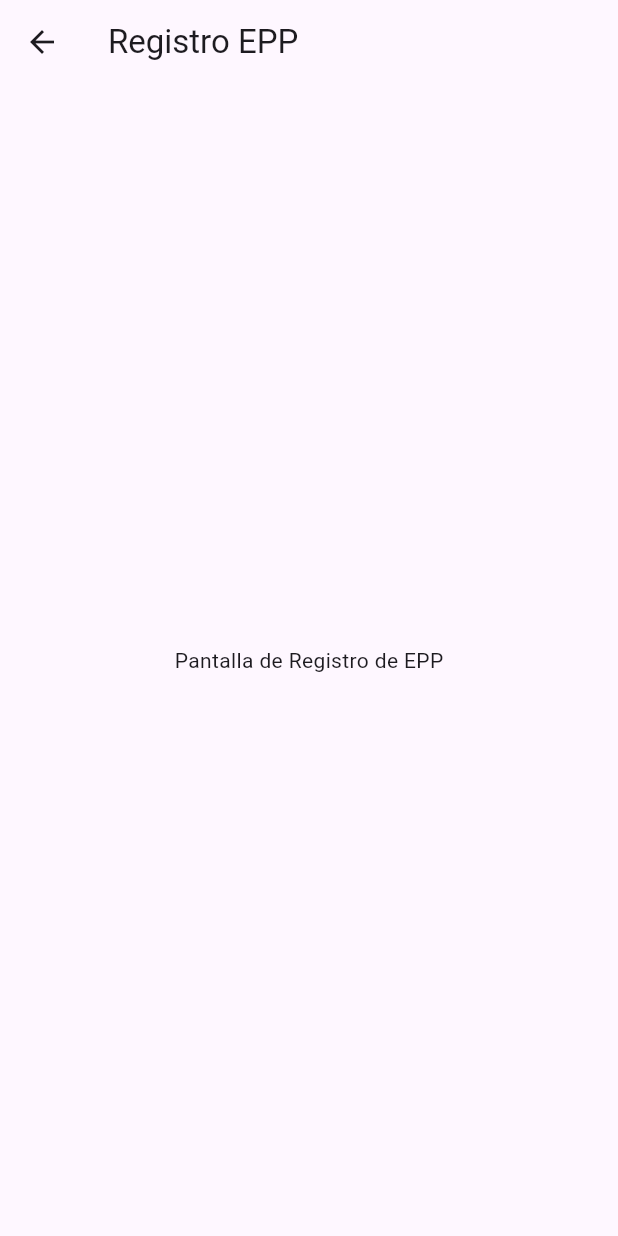
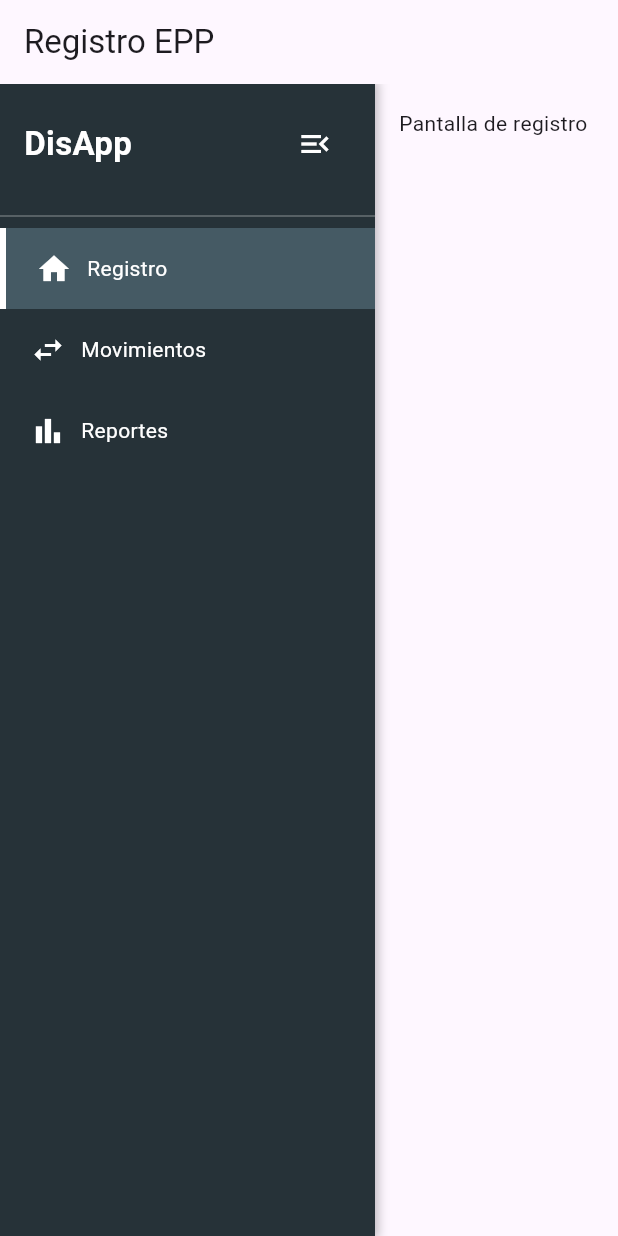
Before and after one commit to Ayron-Rojas/App_Disico, a Flutter app: the RegistroEPPPage screen opened by its route, on a phone screen of 412 x 824 dp. Run offline on Flutter 3.47's test engine with Material 3 defaults, Android fonts, the phone set to English and light mode, and no system bars; our stand-ins replace go_router, sqflite; accounts and stored records are empty.

Commit message:
correcion menu1.0

```diff
--- a/lib/pages/registro_epp_page.dart
+++ b/lib/pages/registro_epp_page.dart
@@ -1,3 +1,4 @@
+import 'package:app_disico/widgets/side_menu.dart';
 import 'package:flutter/material.dart';
 
 class RegistroEPPPage extends StatelessWidget {
@@ -7,8 +8,19 @@ class RegistroEPPPage extends StatelessWidget {
       appBar: AppBar(
         title: Text('Registro EPP'),
       ),
-      body: Center(
-        child: Text('Pantalla de Registro de EPP'),
+      body: Row(
+        children: [
+          SideMenu(),
+          Expanded(
+              child: Padding(
+            padding: const EdgeInsets.all(16.0),
+            child: ListView(
+              children: [
+                const Text('Pantalla de registro'),
+              ],
+            ),
+          )),
+        ],
       ),
     );
   }
--- a/lib/widgets/side_menu.dart
+++ b/lib/widgets/side_menu.dart
@@ -1,61 +1,104 @@
 import 'package:flutter/material.dart';
+import 'package:go_router/go_router.dart';
 
-class SideMenu extends StatelessWidget {
-  const SideMenu({Key? key}) : super(key: key);
+class SideMenu extends StatefulWidget {
+  @override
+  _SideMenuState createState() => _SideMenuState();
+}
+
+class _SideMenuState extends State<SideMenu> {
+  bool _isExpanded = true;
+
+  void _toggleMenu() {
+    setState(() {
+      _isExpanded = !_isExpanded;
+    });
+  }
 
   @override
   Widget build(BuildContext context) {
-    return Container(
-      width: 60, // Menú estrecho para mostrar solo los íconos
-      color: Colors.blue, // Puedes personalizar el color
-      child: Column(
-        mainAxisAlignment: MainAxisAlignment.start,
-        children: [
-          // Ícono para la página de inicio
-          IconButton(
-            icon: const Icon(Icons.home),
-            color: Colors.white,
-            iconSize: 24,
-            tooltip: 'Inicio',
-            onPressed: () {
-              // Navega a la ruta de inicio
-              Navigator.pushNamed(context, '/');
-            },
+    return MouseRegion(
+      onExit: (_) {
+        setState(() {
+          _isExpanded = false;
+        });
+      },
+      child: AnimatedContainer(
+        duration: Duration(milliseconds: 300),
+        width: _isExpanded ? 250 : 80,
+        decoration: BoxDecoration(
+          color: Colors.blueGrey[900],
+          boxShadow: [
+            BoxShadow(color: Colors.black26, blurRadius: 5.0, spreadRadius: 2.0),
+          ],
+        ),
+        child: Column(
+          children: [
+            // Logo
+            Padding(
+              padding: const EdgeInsets.all(16.0),
+              child: Row(
+                mainAxisAlignment: MainAxisAlignment.spaceBetween,
+                children: [
+                  _isExpanded
+                      ? Text(
+                          "DisApp",
+                          style: TextStyle(
+                            color: Colors.white,
+                            fontSize: 22,
+                            fontWeight: FontWeight.bold,
+                          ),
+                        )
+                      : Icon(Icons.menu, color: Colors.white),
+                  IconButton(
+                    icon: Icon(Icons.menu_open, color: Colors.white),
+                    onPressed: _toggleMenu,
+                  ),
+                ],
+              ),
+            ),
+            Divider(color: Colors.white30),
+            Expanded(
+              child: Column(
+                children: [
+                  _buildMenuItem(context, Icons.home, "Registro", "/registro"),
+                  _buildMenuItem(context, Icons.swap_horiz, "Movimientos", "/movimientos"),
+                  _buildMenuItem(context, Icons.bar_chart, "Reportes", "/reportes"),
+                ],
+              ),
+            ),
+          ],
+        ),
+      ),
+    );
+  }
+
+  Widget _buildMenuItem(BuildContext context, IconData icon, String label, String route) {
+    final String currentRoute = GoRouter.of(context).location;
+    final bool isActive = currentRoute == route;
+
+    return Tooltip(
+      message: _isExpanded ? "" : label,
+      child: InkWell(
+        onTap: () => context.go(route),
+        child: Container(
+          padding: EdgeInsets.symmetric(vertical: 15, horizontal: 20),
+          decoration: BoxDecoration(
+            color: isActive ? Colors.blueGrey[700] : Colors.transparent,
+            border: isActive
+                ? Border(left: BorderSide(color: Colors.white, width: 4))
+                : null,
           ),
-          const SizedBox(height: 20),
-          // Ícono para Registro EPP
-          IconButton(
-            icon: const Icon(Icons.add),
-            color: Colors.white,
-            iconSize: 24,
-            tooltip: 'Registro EPP',
-            onPressed: () {
-              Navigator.pushNamed(context, '/registro');
-            },
+          child: Row(
+            children: [
+              Icon(icon, color: Colors.white),
+              if (_isExpanded) ...[
+                SizedBox(width: 10),
+                Text(label, style: TextStyle(color: Colors.white)),
+              ],
+            ],
           ),
-          const SizedBox(height: 20),
-          // Ícono para Movimientos
-          IconButton(
-            icon: const Icon(Icons.swap_horiz),
-            color: Colors.white,
-            iconSize: 24,
-            tooltip: 'Movimientos',
-            onPressed: () {
-              Navigator.pushNamed(context, '/movimientos');
-            },
-          ),
-          const SizedBox(height: 20),
-          // Ícono para Reportes
-          IconButton(
-            icon: const Icon(Icons.bar_chart),
-            color: Colors.white,
-            iconSize: 24,
-            tooltip: 'Reportes',
-            onPressed: () {
-              Navigator.pushNamed(context, '/reportes');
-            },
-          ),
-        ],
+        ),
       ),
     );
   }
```
Also changed, not shown: lib/main.dart (+4 -9 lines), lib/pages/home_page.dart (+22 -19 lines), lib/pages/movimientos_page.dart (+14 -2 lines), lib/pages/reportes_page.dart (+14 -2 lines).
